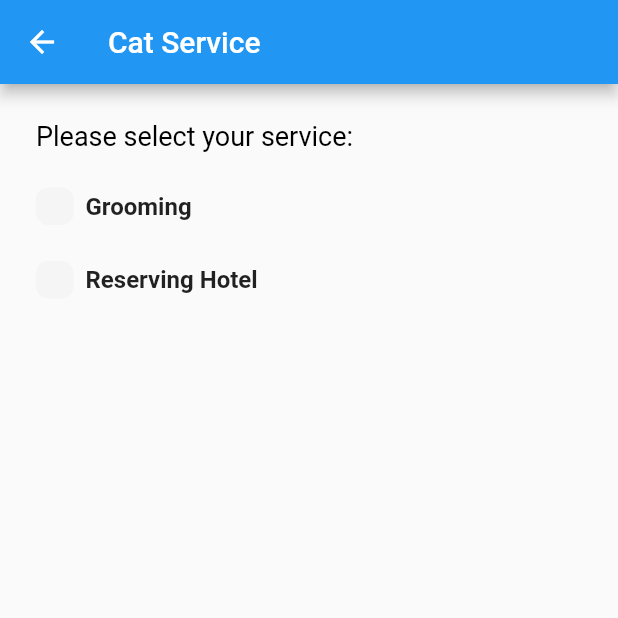
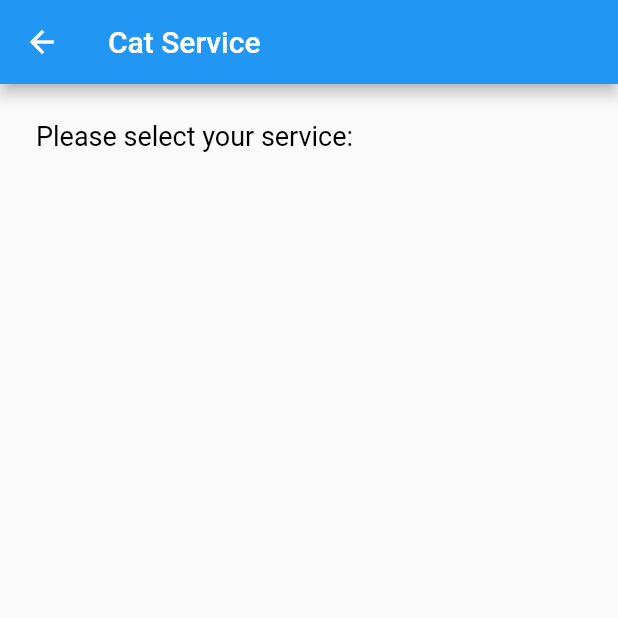
Before and after one commit to FtADev/PetService, a Flutter app: the ChooseServices screen opened directly, on a phone screen of 412 x 824 dp, the top half of it. Run offline on Flutter 3.47's test engine with Material 2 defaults, Android fonts, the phone set to English and light mode, and no system bars; our stand-ins replace bloc, dartz, dio, equatable, flutter_bloc, get_it and 2 more; accounts and stored records are empty.

Commit message:
[WIP] Remove provider

```diff
--- a/lib/ui/choose_services_screen.dart
+++ b/lib/ui/choose_services_screen.dart
@@ -18,27 +18,23 @@ class ChooseServices extends StatelessWidget {
         title: Text("$text Service"),
       ),
       body: text == "Cat"
-          ? Consumer<CatViewModel>(builder: (context, viewModel, child) {
-              return ServiceWidget(
-                viewModel: viewModel,
+          ? ServiceWidget(
+                // viewModel: viewModel,
                 text: "Cat",
-              );
-            })
-          : Consumer<DogViewModel>(builder: (context, viewModel, child) {
-              return ServiceWidget(
-                viewModel: viewModel,
+              )
+          : ServiceWidget(
+                // viewModel: viewModel,
                 text: "Dog",
-              );
-            }),
+              ),
     );
   }
 }
 
 class ServiceWidget extends StatelessWidget {
-  final viewModel;
+  // final viewModel;
   final String text;
 
-  const ServiceWidget({Key? key, required this.viewModel, required this.text})
+  const ServiceWidget({Key? key, required this.text})
       : super(key: key);
 
   showTextDialog(BuildContext context) {
@@ -68,40 +64,40 @@ class ServiceWidget extends StatelessWidget {
             const SizedBox(
               height: 24,
             ),
-            CheckBox(
-              title: "Grooming",
-              containerColor: const Color(0xFF78DDD8),
-              containerBorderColor: const Color(0xFF3AC1B0),
-              isSelected: viewModel.isGrooming,
-              onChange: viewModel.changeGrooming,
-            ),
+            // CheckBox(
+            //   title: "Grooming",
+            //   containerColor: const Color(0xFF78DDD8),
+            //   containerBorderColor: const Color(0xFF3AC1B0),
+            //   isSelected: viewModel.isGrooming,
+            //   onChange: viewModel.changeGrooming,
+            // ),
             const SizedBox(
               height: 24,
             ),
-            Row(
-              mainAxisAlignment: MainAxisAlignment.spaceBetween,
-              children: [
-                CheckBox(
-                title: "Reserving Hotel",
-                containerColor: const Color(0xFF78DDD8),
-                containerBorderColor: const Color(0xFF3AC1B0),
-                isSelected: viewModel.isReservingHotel,
-                onChange: viewModel.changeReservingHotel,
-              ),
-                viewModel.isReservingHotel
-                    ? GestureDetector(
-                      child: Text(
-                        "${viewModel.nightsNumber} Nights",
-                        style: const TextStyle(
-                          color: Colors.grey,
-                          fontSize: 14,
-                        ),
-                      ),
-                      onTap: () => showTextDialog(context),
-                    )
-                    : Container()
-      ]
-            ),
+      //       Row(
+      //         mainAxisAlignment: MainAxisAlignment.spaceBetween,
+      //         children: [
+      //           CheckBox(
+      //           title: "Reserving Hotel",
+      //           containerColor: const Color(0xFF78DDD8),
+      //           containerBorderColor: const Color(0xFF3AC1B0),
+      //           isSelected: viewModel.isReservingHotel,
+      //           onChange: viewModel.changeReservingHotel,
+      //         ),
+      //           viewModel.isReservingHotel
+      //               ? GestureDetector(
+      //                 child: Text(
+      //                   "${viewModel.nightsNumber} Nights",
+      //                   style: const TextStyle(
+      //                     color: Colors.grey,
+      //                     fontSize: 14,
+      //                   ),
+      //                 ),
+      //                 onTap: () => showTextDialog(context),
+      //               )
+      //               : Container()
+      // ]
+      //       ),
             const SizedBox(
               height: 16,
             ),
```
Also changed, not shown: lib/ui/choose_pet_widget.dart (+4 -8 lines).
